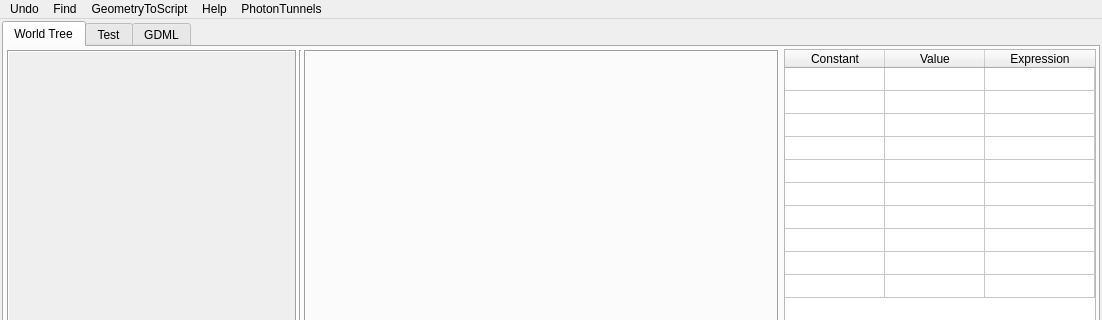
Before: the Qt Designer form ants3bundle/src/ants3/gui/geom/ageotreewin.ui in andrmor/ANTS3bundle, drawn with Qt 5; both pictures show x 0 to 1102 and y 0 to 320 of the 1102 by 763 pixel window.
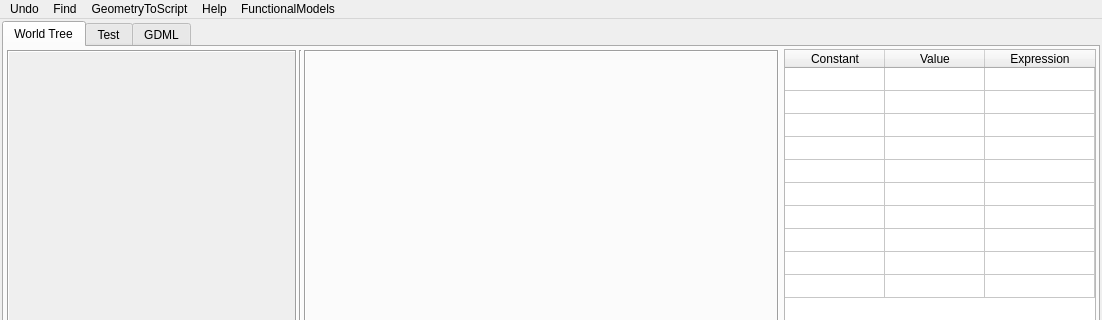
After: the same form once the commit is applied.

The edit to the form file:
```diff
--- a/ants3bundle/src/ants3/gui/geom/ageotreewin.ui
+++ b/ants3bundle/src/ants3/gui/geom/ageotreewin.ui
@@ -800,7 +800,7 @@
    </widget>
    <widget class="QMenu" name="menuPhotonTunnels">
     <property name="title">
-     <string>PhotonTunnels</string>
+     <string>FunctionalModels</string>
     </property>
     <addaction name="actionOpen_window"/>
    </widget>
```
